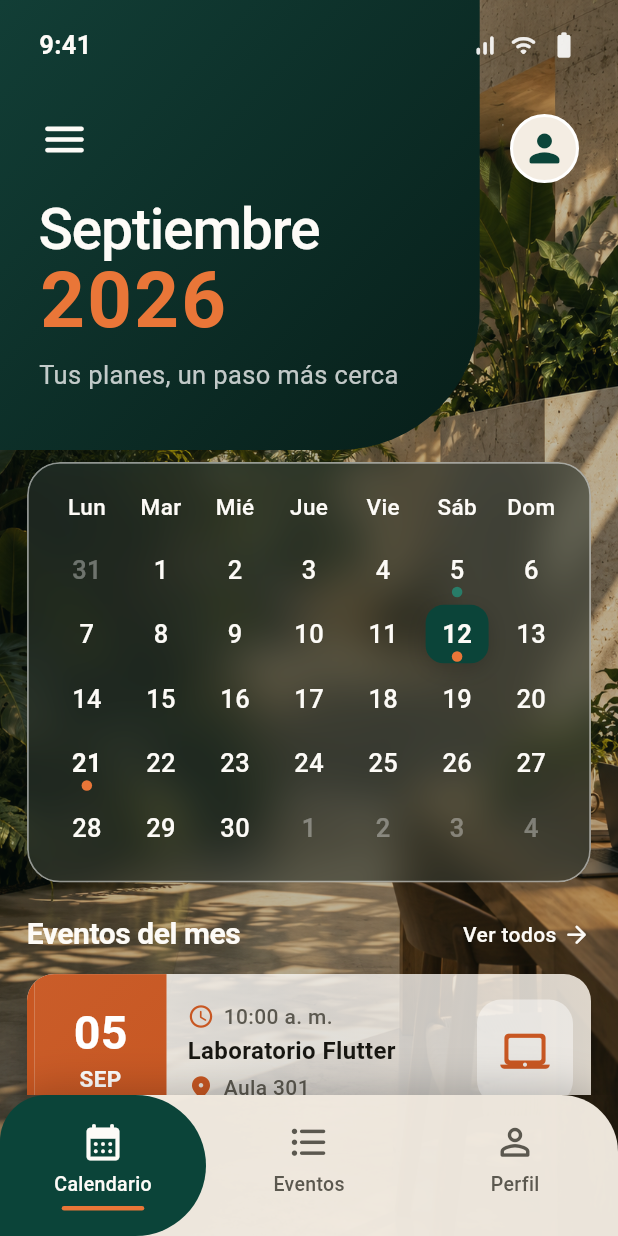
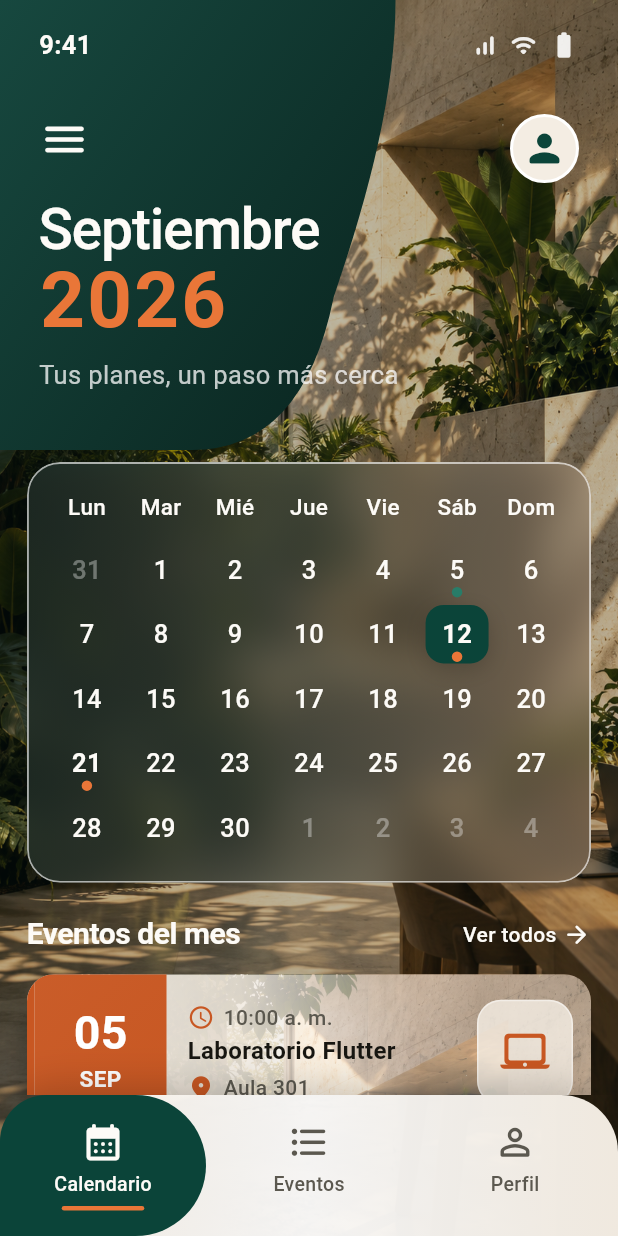
Before and after one commit to Andy-CE17/EXAMEN-6---AppMultiplataforma-, a Flutter app: the screen it shows after launch, on a phone screen of 412 x 824 dp. Run offline on Flutter 3.47's test engine with Material 3 defaults, Android fonts, the phone set to English and light mode, and no system bars; Roboto replaces fonts that are missing (Arial).

Commit message:
style: acercar calendario al diseño de referencia

```diff
--- a/lib/widgets/calendar_bottom_nav.dart
+++ b/lib/widgets/calendar_bottom_nav.dart
@@ -12,7 +12,15 @@ class CalendarBottomNav extends StatelessWidget {
     return Container(
       height: compact ? 68 : 94,
       decoration: BoxDecoration(
-        color: AppColors.cream.withValues(alpha: .96),
+        gradient: LinearGradient(
+          begin: Alignment.centerLeft,
+          end: Alignment.centerRight,
+          colors: [
+            AppColors.cream.withValues(alpha: .98),
+            Colors.white.withValues(alpha: .93),
+            AppColors.cream.withValues(alpha: .98),
+          ],
+        ),
         borderRadius: BorderRadius.vertical(
           top: Radius.circular(compact ? 28 : 38),
         ),
--- a/lib/widgets/calendar_grid.dart
+++ b/lib/widgets/calendar_grid.dart
@@ -62,12 +62,27 @@ class CalendarGrid extends StatelessWidget {
             compact ? 7 : 14,
           ),
           decoration: BoxDecoration(
-            color: const Color(0xFF29342F).withValues(alpha: .57),
+            gradient: LinearGradient(
+              begin: Alignment.centerLeft,
+              end: Alignment.centerRight,
+              colors: [
+                const Color(0xFF24322D).withValues(alpha: .68),
+                const Color(0xFF4A5148).withValues(alpha: .58),
+                const Color(0xFF9A846D).withValues(alpha: .48),
+              ],
+            ),
             borderRadius: BorderRadius.circular(compact ? 16 : 22),
             border: Border.all(
-              color: Colors.white.withValues(alpha: .5),
-              width: 1.2,
+              color: Colors.white.withValues(alpha: .62),
+              width: 1.25,
             ),
+            boxShadow: [
+              BoxShadow(
+                color: Colors.black.withValues(alpha: .2),
+                blurRadius: 18,
+                offset: const Offset(0, 7),
+              ),
+            ],
           ),
           child: Column(
             children: [
--- a/lib/widgets/calendar_header.dart
+++ b/lib/widgets/calendar_header.dart
@@ -13,20 +13,17 @@ class CalendarHeader extends StatelessWidget {
       height: compact ? 184 : 300,
       child: Stack(
         children: [
-          Positioned(
-            top: 0,
-            left: 0,
-            bottom: 0,
-            width: MediaQuery.sizeOf(context).width.clamp(280, 390) * .82,
+          Positioned.fill(
+            child: ClipPath(
+              clipper: const _HeaderShapeClipper(),
               child: Container(
                 decoration: const BoxDecoration(
                   gradient: LinearGradient(
                     begin: Alignment.topLeft,
                     end: Alignment.bottomRight,
-                  colors: [Color(0xFF123E36), AppColors.forestDark],
+                    colors: [Color(0xFF17483F), AppColors.forestDark],
+                    stops: [0, .88],
                   ),
-                borderRadius: BorderRadius.only(
-                  bottomRight: Radius.circular(94),
                 ),
               ),
             ),
@@ -34,9 +31,9 @@ class CalendarHeader extends StatelessWidget {
           Padding(
             padding: EdgeInsets.fromLTRB(
               compact ? 20 : 26,
-              compact ? 12 : 18,
+              compact ? 9 : 18,
               compact ? 20 : 26,
-              compact ? 6 : 10,
+              compact ? 3 : 10,
             ),
             child: Column(
               crossAxisAlignment: CrossAxisAlignment.start,
@@ -71,7 +68,7 @@ class CalendarHeader extends StatelessWidget {
                     ),
                   ],
                 ),
-                SizedBox(height: compact ? 10 : 34),
+                SizedBox(height: compact ? 6 : 34),
                 Row(
                   crossAxisAlignment: CrossAxisAlignment.start,
                   children: [
@@ -82,8 +79,8 @@ class CalendarHeader extends StatelessWidget {
                     ),
                     const Spacer(),
                     Container(
-                      width: compact ? 34 : 46,
-                      height: compact ? 34 : 46,
+                      width: compact ? 32 : 46,
+                      height: compact ? 32 : 46,
                       decoration: BoxDecoration(
                         color: AppColors.cream,
                         shape: BoxShape.circle,
@@ -97,12 +94,12 @@ class CalendarHeader extends StatelessWidget {
                     ),
                   ],
                 ),
-                SizedBox(height: compact ? 5 : 12),
+                SizedBox(height: compact ? 3 : 12),
                 Text(
                   'Septiembre',
                   style: TextStyle(
                     color: AppColors.white,
-                    fontSize: compact ? 28 : 38,
+                    fontSize: compact ? 27 : 38,
                     height: 1,
                     fontWeight: FontWeight.w500,
                     letterSpacing: -.8,
@@ -112,7 +109,7 @@ class CalendarHeader extends StatelessWidget {
                   '2026',
                   style: TextStyle(
                     color: AppColors.terracotta,
-                    fontSize: compact ? 38 : 52,
+                    fontSize: compact ? 36 : 52,
                     height: 1.08,
                     fontWeight: FontWeight.w700,
                     letterSpacing: 1.5,
@@ -135,3 +132,33 @@ class CalendarHeader extends StatelessWidget {
     );
   }
 }
+
+class _HeaderShapeClipper extends CustomClipper<Path> {
+  const _HeaderShapeClipper();
+
+  @override
+  Path getClip(Size size) {
+    return Path()
+      ..moveTo(0, 0)
+      ..lineTo(size.width * .64, 0)
+      ..cubicTo(
+        size.width * .64,
+        size.height * .2,
+        size.width * .6,
+        size.height * .42,
+        size.width * .54,
+        size.height * .66,
+      )
+      ..quadraticBezierTo(
+        size.width * .49,
+        size.height,
+        size.width * .31,
+        size.height,
+      )
+      ..lineTo(0, size.height)
+      ..close();
+  }
+
+  @override
+  bool shouldReclip(covariant CustomClipper<Path> oldClipper) => false;
+}
--- a/lib/widgets/event_card.dart
+++ b/lib/widgets/event_card.dart
@@ -15,14 +15,14 @@ class EventCard extends StatelessWidget {
       height: compact ? 70 : 104,
       margin: EdgeInsets.only(bottom: compact ? 6 : 12),
       decoration: BoxDecoration(
-        gradient: LinearGradient(
-          begin: Alignment.centerLeft,
-          end: Alignment.centerRight,
-          colors: [
-            AppColors.cream.withValues(alpha: .98),
-            Colors.white.withValues(alpha: .72),
-            AppColors.cream.withValues(alpha: .88),
-          ],
+        image: DecorationImage(
+          image: const AssetImage('assets/images/calendar_background.png'),
+          fit: BoxFit.cover,
+          alignment: switch (event.day) {
+            '05' => Alignment.topRight,
+            '12' => Alignment.centerRight,
+            _ => Alignment.bottomRight,
+          },
         ),
         borderRadius: BorderRadius.circular(compact ? 14 : 18),
         boxShadow: [
@@ -34,6 +34,26 @@ class EventCard extends StatelessWidget {
         ],
       ),
       clipBehavior: Clip.antiAlias,
+      child: Stack(
+        children: [
+          Positioned.fill(
+            child: DecoratedBox(
+              decoration: BoxDecoration(
+                gradient: LinearGradient(
+                  begin: Alignment.centerLeft,
+                  end: Alignment.centerRight,
+                  colors: [
+                    AppColors.cream.withValues(alpha: .98),
+                    AppColors.cream.withValues(alpha: .88),
+                    Colors.white.withValues(alpha: .34),
+                    AppColors.cream.withValues(alpha: .42),
+                  ],
+                  stops: const [0, .38, .7, 1],
+                ),
+              ),
+            ),
+          ),
+          Positioned.fill(
             child: Row(
               children: [
                 Container(width: compact ? 4 : 5, color: event.color),
@@ -109,13 +129,19 @@ class EventCard extends StatelessWidget {
                   height: compact ? 50 : 70,
                   margin: EdgeInsets.only(right: compact ? 8 : 12),
                   decoration: BoxDecoration(
+                    color: AppColors.cream.withValues(alpha: .82),
+                    borderRadius: BorderRadius.circular(compact ? 12 : 16),
+                    border: Border.all(
                       color: Colors.white.withValues(alpha: .45),
-              borderRadius: BorderRadius.circular(compact ? 12 : 16),
+                    ),
                   ),
                   child: Icon(
                     event.icon,
                     size: compact ? 24 : 33,
                     color: event.color,
+                  ),
+                ),
+              ],
             ),
           ),
         ],
```
Lines whose indentation alone changed are shown as unchanged.
